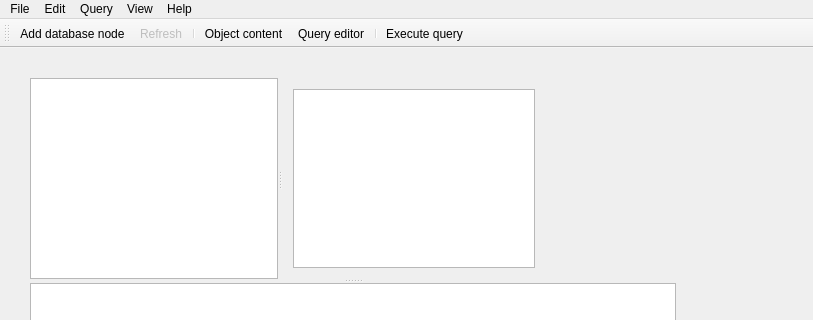
This is src/mainwindow.ui in parihaaraka/sqt as Qt 5 draws it before an edit; both pictures show x 0 to 813 and y 0 to 320 of the 813 by 524 pixel window. The edited form follows.
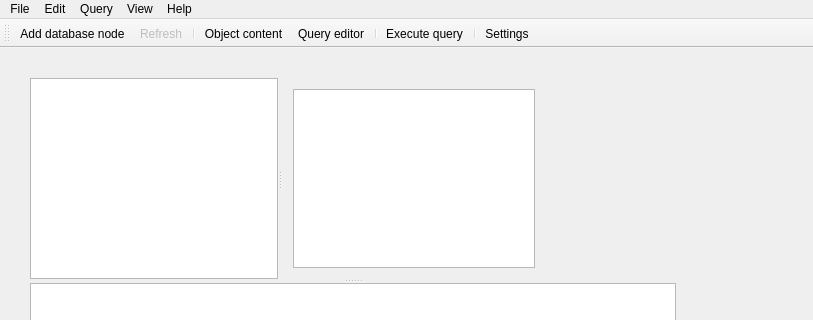
This is the edited form. Icons and pictures are not drawn.

Commit message:
Settings dialog added; Ctrl+J opens json viewer (shows grid's cell content or editor's selected text if it has a correct json format).
У меня такое неприятное чувство, что вы правы.

What changed in the file:
```diff
--- a/src/mainwindow.ui
+++ b/src/mainwindow.ui
@@ -169,6 +169,8 @@
    <addaction name="actionQuery_editor"/>
    <addaction name="separator"/>
    <addaction name="actionExecute_query"/>
+   <addaction name="separator"/>
+   <addaction name="actionSettings"/>
   </widget>
   <widget class="QStatusBar" name="statusBar"/>
   <action name="addConnectionAction">
@@ -271,6 +273,15 @@
     <string>Find/replace...</string>
    </property>
   </action>
+  <action name="actionSettings">
+   <property name="icon">
+    <iconset resource="sqt.qrc">
+     <normaloff>:/img/gear.png</normaloff>:/img/gear.png</iconset>
+   </property>
+   <property name="text">
+    <string>Settings</string>
+   </property>
+  </action>
  </widget>
  <layoutdefault spacing="6" margin="11"/>
  <resources>
```
The commit also changes 16 other files.
